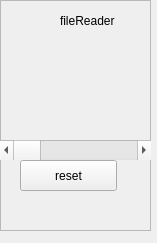
Qt form swreceiver/plugins/input/filereader/widget.ui (JvanKatwijk/sdr-j-sw) before a commit.
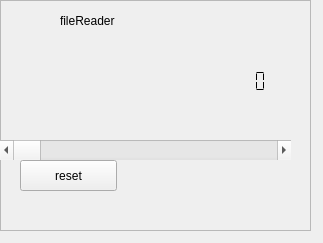
The same form after that commit.

Diff of the .ui file:
```diff
--- a/swreceiver/plugins/input/filereader/widget.ui
+++ b/swreceiver/plugins/input/filereader/widget.ui
@@ -6,7 +6,7 @@
    <rect>
     <x>0</x>
     <y>0</y>
-    <width>157</width>
+    <width>323</width>
     <height>243</height>
    </rect>
   </property>
@@ -18,7 +18,7 @@
     <rect>
      <x>0</x>
      <y>0</y>
-     <width>151</width>
+     <width>311</width>
      <height>231</height>
     </rect>
    </property>
@@ -72,7 +72,7 @@
      <rect>
       <x>0</x>
       <y>140</y>
-      <width>151</width>
+      <width>291</width>
       <height>20</height>
      </rect>
     </property>
@@ -83,6 +83,25 @@
      <enum>Qt::Horizontal</enum>
     </property>
    </widget>
+   <widget class="QLCDNumber" name="rateDisplay">
+    <property name="geometry">
+     <rect>
+      <x>170</x>
+      <y>70</y>
+      <width>121</width>
+      <height>23</height>
+     </rect>
+    </property>
+    <property name="frameShape">
+     <enum>QFrame::NoFrame</enum>
+    </property>
+    <property name="digitCount">
+     <number>7</number>
+    </property>
+    <property name="segmentStyle">
+     <enum>QLCDNumber::Flat</enum>
+    </property>
+   </widget>
   </widget>
  </widget>
  <resources/>
```
